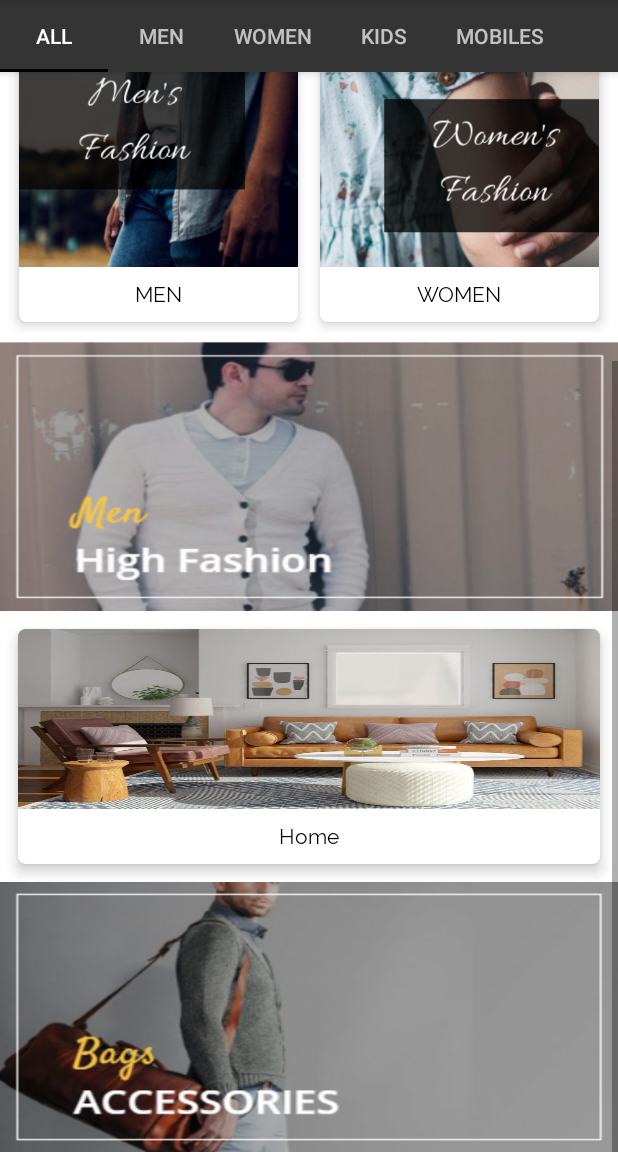
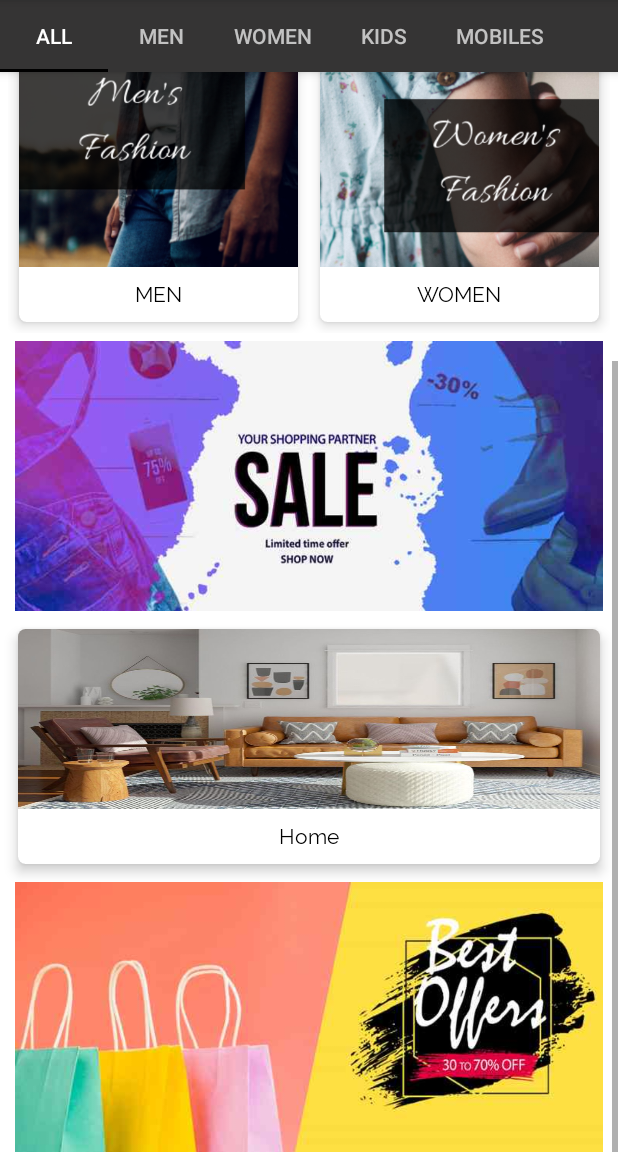
Before and after one commit to freelanceapp/Stygian, an Android app: the HomeFragment screen opened directly, with no data from a screen before it, scrolled down 262 dp, on a phone screen of 412 x 824 dp, the part 84-1236 px from its top. Run offline under Robolectric (Android 15) with nearby library versions, the phone set to English and light mode, and no system bars; our stand-ins replace Picasso; libraries missing offline, so code that uses them is left out: com.androidnetworking, com.androidnetworking.common, com.androidnetworking.error, com.androidnetworking.interfaces, com.viewpagerindicator and 2 more; plain views replace CirclePageIndicator; pictures from the network do not load; 9 statements that could not run were skipped.

Commit message:
static data added

```diff
--- a/app/src/main/res/layout/fragment_home.xml
+++ b/app/src/main/res/layout/fragment_home.xml
@@ -120,10 +120,12 @@
             </LinearLayout>
 
             <ImageView
+                android:layout_marginLeft="10dp"
+                android:layout_marginRight="10dp"
                 android:layout_width="match_parent"
                 android:layout_height="180sp"
                 android:scaleType="fitXY"
-                android:src="@drawable/men_fashion" />
+                android:src="@drawable/banner_sale" />
 
             <android.support.v7.widget.CardView
                 android:layout_width="match_parent"
@@ -157,15 +159,16 @@
 
             <ImageView
                 android:layout_width="match_parent"
+                android:layout_marginLeft="10dp"
+                android:layout_marginRight="10dp"
                 android:layout_height="180sp"
                 android:scaleType="fitXY"
-                android:src="@drawable/assessories" />
+                android:src="@drawable/banner_offer" />
 
             <android.support.v7.widget.RecyclerView
                 android:id="@+id/rv_home_recyclerview"
                 android:layout_width="match_parent"
                 android:layout_height="match_parent">
-
             </android.support.v7.widget.RecyclerView>
 
         </LinearLayout>
```
Also changed, not shown: app/src/main/res/drawable/banner_offer.jpg (added), app/src/main/res/drawable/banner_sale.jpg (added).
